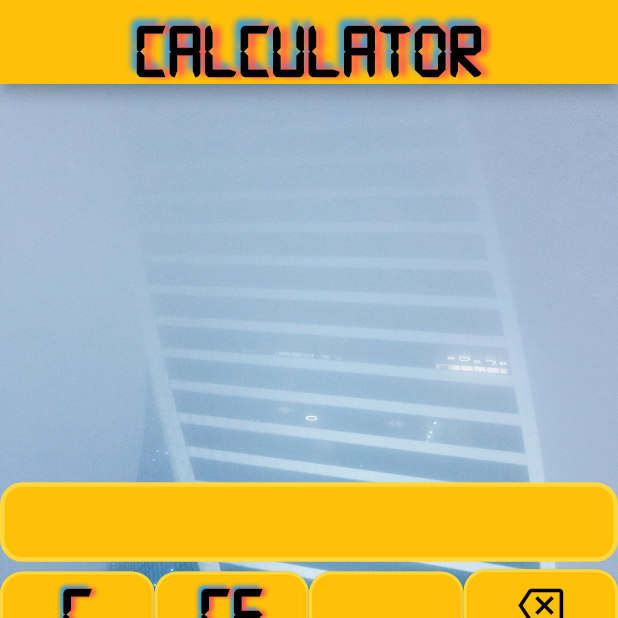
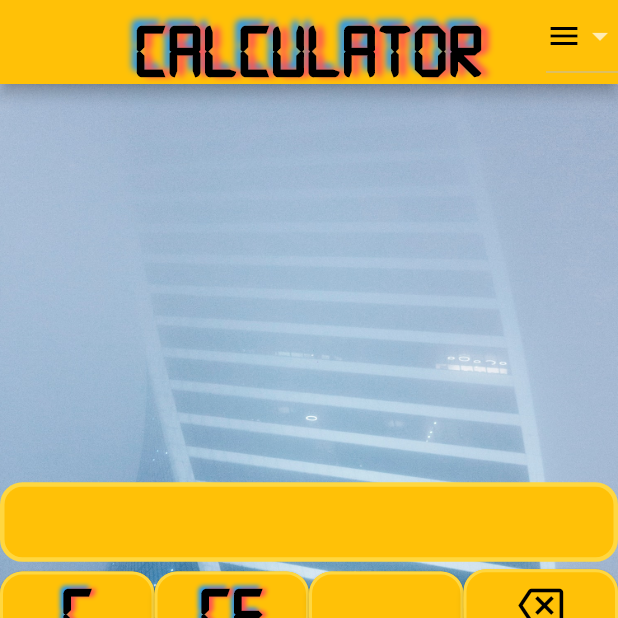
Before and after one commit to TafkaMax/ConnectFoo, a Flutter app: the screen it shows after launch, on a phone screen of 412 x 824 dp, the top half of it. Run offline on Flutter 3.47's test engine with Material 2 defaults, Android fonts, the light colour scheme and no system bars.

Commit message:
modified calculator state class | added history screen | added dropdown menu to route to history screen

```diff
--- a/calculatorapp/lib/screens/calculator_screen.dart
+++ b/calculatorapp/lib/screens/calculator_screen.dart
@@ -3,6 +3,7 @@ import 'package:Kalkulator/widgets/backspace_button.dart';
 import 'package:Kalkulator/widgets/calculator_input_screen.dart';
 import 'package:Kalkulator/widgets/clear_button.dart';
 import 'package:Kalkulator/widgets/clear_entry_button.dart';
+import 'package:Kalkulator/widgets/custom_dropdown_menu.dart';
 import 'package:Kalkulator/widgets/decimal_button.dart';
 import 'package:Kalkulator/widgets/divide_button.dart';
 import 'package:Kalkulator/widgets/equals_button.dart';
@@ -30,6 +31,9 @@ class CalculatorScreen extends StatelessWidget {
                   'Calculator',
                   style: Theme.of(context).textTheme.headline1,
                 ),
+                actions: [
+                  CustomDropDownMenu(),
+                ],
               ),
               body: SingleChildScrollView(
                 child: ConstrainedBox(
--- /dev/null
+++ b/calculatorapp/lib/widgets/custom_dropdown_menu.dart
@@ -0,0 +1,42 @@
+import 'package:Kalkulator/screens/calculator_history_screen.dart';
+import 'package:flutter/material.dart';
+
+class CustomDropDownMenu extends StatelessWidget {
+  final String dropDownValue = "Menu";
+  @override
+  Widget build(BuildContext context) {
+    return DropdownButton(
+      value: dropDownValue,
+      items: [
+        DropdownMenuItem(
+          value: "Menu",
+          child: Icon(
+            Icons.menu,
+            color: Colors.black,
+          ),
+        ),
+        DropdownMenuItem(
+          value: "History",
+          child: Icon(
+            Icons.history,
+            color: Colors.black,
+          ),
+        ),
+      ],
+      iconDisabledColor: Colors.grey,
+      style: TextStyle(),
+      onChanged: (value) {
+        if (value == "History") {
+          Navigator.push(
+            context,
+            MaterialPageRoute(
+              builder: (_) =>
+                  CalculatorHistoryScreen(listOfCalculatorHistory: null),
+            ),
+          );
+        }
+      },
+      dropdownColor: Colors.amber,
+    );
+  }
+}
```
Also changed, not shown: calculatorapp/lib/models/calculator_input.dart (+19 -2 lines), calculatorapp/lib/screens/calculator_history_screen.dart (added, +22 -0 lines), 1 other file.
